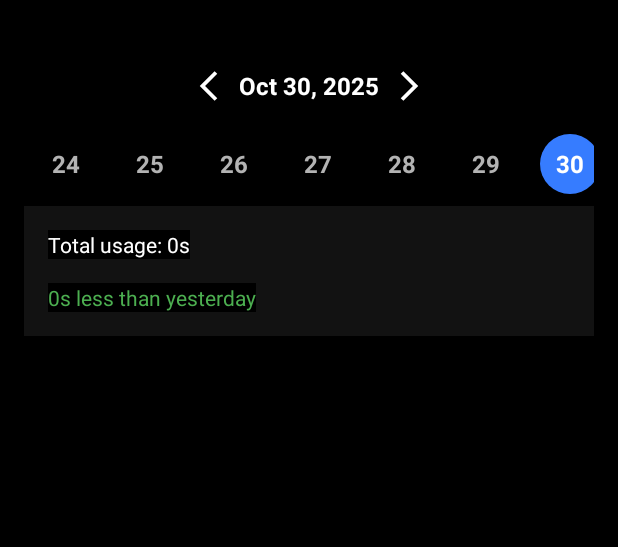
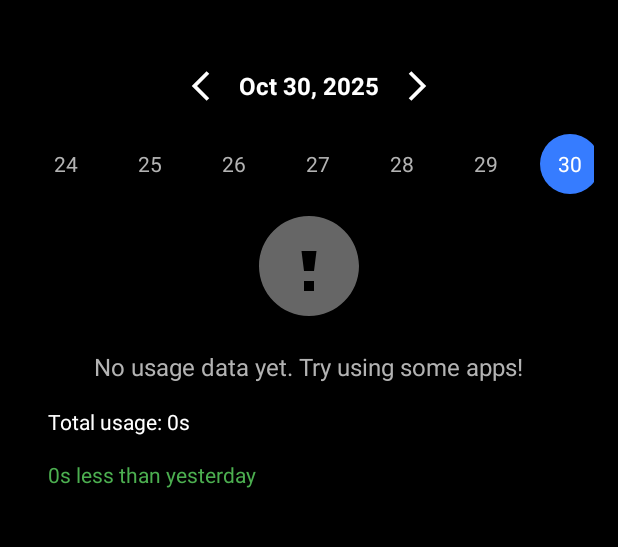
Before and after one commit to vudaoxa/lock, an Android app: the screen it shows after launch (MainActivity), on a phone screen of 412 x 824 dp, the part 70-617 px from its top. Run offline under Robolectric (Android 15) with nearby library versions, the phone set to English and light mode, and no system bars; our stand-ins replace Dagger/Hilt's generated code.

Commit message:
update UI by design: date seek by arrow left/right, date select indicator

```diff
--- a/UsageStat/app/src/main/java/com/toh/usagestat/screen/usage_statistic/UsageStatisticFragment.kt
+++ b/UsageStat/app/src/main/java/com/toh/usagestat/screen/usage_statistic/UsageStatisticFragment.kt
@@ -1,6 +1,12 @@
 package com.toh.usagestat.screen.usage_statistic
 
+import android.app.AppOpsManager
+import android.content.Context
+import android.content.Intent
+import android.net.Uri
 import android.os.Bundle
+import android.provider.Settings
+import android.util.Log
 import android.view.LayoutInflater
 import android.view.View
 import android.view.ViewGroup
@@ -8,7 +14,6 @@ import androidx.core.os.bundleOf
 import androidx.fragment.app.Fragment
 import androidx.fragment.app.viewModels
 import androidx.navigation.fragment.findNavController
-import androidx.recyclerview.widget.LinearLayoutManager
 import androidx.recyclerview.widget.RecyclerView
 import com.toh.usagestat.R
 import com.toh.usagestat.databinding.FragmentUsageStatisticBinding
@@ -22,42 +27,120 @@ class UsageStatisticFragment : Fragment() {
     private val binding get() = _binding!!
 
     private val viewModel: UsageStatisticViewModel by viewModels()
-    private lateinit var adapter: AppUsageAdapter
+    private lateinit var appUsageAdapter: AppUsageAdapter
 
     override fun onCreateView(
         inflater: LayoutInflater, container: ViewGroup?,
         savedInstanceState: Bundle?
     ): View {
         _binding = FragmentUsageStatisticBinding.inflate(inflater, container, false)
-
         setupInlineDatePicker()
         setupRecyclerView()
         observeViewModel()
         setupScrollListener()
+        setupDateSeek()
+        checkUsageStatsPermission()
         return binding.root
+    }
+
+    override fun onResume() {
+        super.onResume()
+        if (hasUsageStatsPermission()) {
+            viewModel.loadInitialData()
+        }
+    }
+
+    private fun checkUsageStatsPermission() {
+        if (!hasUsageStatsPermission()) {
+            showPermissionRequiredState()
+        } else {
+            viewModel.loadInitialData()
+        }
+        viewModel.loadInitialDate()
+    }
+
+    private var granted = false
+    private fun hasUsageStatsPermission(): Boolean {
+        val appOps = requireContext().getSystemService(Context.APP_OPS_SERVICE) as AppOpsManager
+        val mode = appOps.checkOpNoThrow(
+            AppOpsManager.OPSTR_GET_USAGE_STATS,
+            android.os.Process.myUid(),
+            requireContext().packageName
+        )
+        granted = mode == AppOpsManager.MODE_ALLOWED
+        return granted
+    }
+
+    private fun showPermissionRequiredState() {
+        binding.emptyStateContainer.visibility = View.VISIBLE
+        binding.rvApps.visibility = View.GONE
+        binding.rvDateHeader.visibility = View.GONE
+        binding.tvDate.visibility = View.GONE
+        binding.tvTotalTime.visibility = View.GONE
+        binding.tvCompare.visibility = View.GONE
+        binding.btnGrantPermission.setOnClickListener {
+            startActivity(Intent(Settings.ACTION_USAGE_ACCESS_SETTINGS).apply {
+                data = Uri.fromParts("package", requireContext().packageName, null)
+            })
+        }
     }
 
     private lateinit var dateHeaderAdapter: DateHeaderAdapter
     private fun setupInlineDatePicker() {
         dateHeaderAdapter = DateHeaderAdapter(viewModel::selectDate)
-
         binding.rvDateHeader.apply {
-            layoutManager = LinearLayoutManager(context, LinearLayoutManager.HORIZONTAL, false)
             adapter = dateHeaderAdapter
         }
     }
 
+    private var hasData = false
     private fun observeViewModel() {
         viewModel.uiState.observe(viewLifecycleOwner) { state ->
+            if (state.appList.isEmpty()) {
+                binding.emptyStateContainer.visibility = View.VISIBLE
+                binding.rvApps.visibility = View.GONE
+                if (granted) {
+                    binding.btnGrantPermission.visibility = View.GONE
+                    if (!hasData) {
+                        binding.tvEmptyMessage.text = "No usage data yet. Try using some apps!"
+                    } else binding.emptyStateContainer.visibility = View.GONE
+                }
+            } else {
+                hasData = true
+                binding.emptyStateContainer.visibility = View.GONE
+                binding.rvApps.visibility = View.VISIBLE
+                appUsageAdapter.submitList(state.appList)
+            }
+
             binding.tvDate.text = state.date
+            //smoothScrollToPosition()
             binding.tvTotalTime.text = "Total usage: ${state.totalTime}"
             binding.tvCompare.text = state.compareText
-            adapter.submitList(state.appList)
         }
 
         viewModel.dateList.observe(viewLifecycleOwner) { dates ->
             dateHeaderAdapter.submitList(dates)
+            binding.rvDateHeader.visibility = View.VISIBLE
+            binding.tvDate.visibility = View.VISIBLE
+            binding.tvTotalTime.visibility = View.VISIBLE
+            binding.tvCompare.visibility = View.VISIBLE
         }
+    }
+
+    //private fun smoothScrollToPosition() {
+    //    binding.rvDateHeader.post {
+    //        val target = viewModel.dateList.value.map { it.date }.indexOf(viewModel.selectedDate)
+    //        Log.d("TAG", "smoothScrollToPosition: $target")
+    //        if (target >= 0)
+    //            binding.rvDateHeader.smoothScrollToPosition(target)
+    //    }
+    //}
+
+    private fun setupDateSeek() {
+        binding.btnPrevWeek.setOnClickListener { viewModel.selectDateOffset(-1) }
+        binding.btnPrevWeek.setOnLongClickListener { viewModel.selectFirstDate() }
+        binding.btnNextWeek.setOnClickListener { viewModel.selectDateOffset(1) }
+        binding.btnNextWeek.setOnLongClickListener { viewModel.selectLastDate() }
     }
 
     private fun setupScrollListener() {
@@ -74,15 +157,14 @@ class UsageStatisticFragment : Fragment() {
     }
 
     private fun setupRecyclerView() {
-        adapter = AppUsageAdapter { packageName ->
+        appUsageAdapter = AppUsageAdapter { packageName ->
             findNavController().navigate(
                 R.id.action_usageStatistic_to_appDetail,
                 bundleOf("packageName" to packageName)
             )
         }
         binding.rvApps.apply {
-            layoutManager = LinearLayoutManager(context)
-            adapter = this@UsageStatisticFragment.adapter
+            adapter = this@UsageStatisticFragment.appUsageAdapter
         }
     }
 
--- a/UsageStat/app/src/main/java/com/toh/usagestat/screen/usage_statistic/UsageStatisticViewModel.kt
+++ b/UsageStat/app/src/main/java/com/toh/usagestat/screen/usage_statistic/UsageStatisticViewModel.kt
@@ -11,8 +11,15 @@ import com.toh.usagestat.screen.usage_statistic.adapter.AppUsageData
 import com.toh.usagestat.screen.usage_statistic.date.DateHeaderItem
 import com.toh.usagestat.screen.usage_statistic.model.UsageStatisticUiState
 import com.toh.usagestat.util.formatDuration
+import com.toh.usagestat.util.getOffsetDate
+import com.toh.usagestat.util.isAfter
+import com.toh.usagestat.util.isBefore
+import com.toh.usagestat.util.isSameDay
 import dagger.hilt.android.lifecycle.HiltViewModel
+import kotlinx.coroutines.Dispatchers
+import kotlinx.coroutines.Job
 import kotlinx.coroutines.launch
+import kotlinx.coroutines.withContext
 import java.text.SimpleDateFormat
 import java.util.Calendar
 import javax.inject.Inject
@@ -31,16 +38,33 @@ class UsageStatisticViewModel @Inject constructor(
 
     private var currentStartWeek = Calendar.getInstance().apply { add(Calendar.DAY_OF_YEAR, -6) }
     private var selectedDate = Calendar.getInstance()
+    //var selectedDate = Calendar.getInstance()
+    //    private set
 
     init {
         loadInitialWeek()
+        //loadInitialDate()
+    }
+
+    //fun smoothScrollToDate(): Int {
+    //    return dateList.value.map { it.date }.indexOf(selectedDate)
+    //}
+
+    fun loadInitialDate() {
+        _uiState.value = UsageStatisticUiState(
+            //date = _dateFormat.format(Calendar.getInstance().time),
+            date = _dateFormat.format(selectedDate.time),
+        )
+    }
+
+    fun loadInitialData() {
         loadDataForDate(selectedDate)
     }
 
     fun selectDate(date: Calendar) {
         selectedDate = date
+        updateDateSelection()
         loadDataForDate(date)
-        updateDateSelection()
     }
 
     fun loadPreviousWeek() {
@@ -51,6 +75,24 @@ class UsageStatisticViewModel @Inject constructor(
     fun loadNextWeek() {
         currentStartWeek.add(Calendar.DAY_OF_YEAR, 7)
         loadWeek(currentStartWeek, addToFront = false)
+    }
+
+    fun selectDateOffset(offset: Int) {
+        if ((offset < 0 && selectedDate.isAfter(_dateList.value.first().date))
+            || offset > 0 && selectedDate.isBefore(_dateList.value.last().date)
+        ) {
+            selectDate(selectedDate.getOffsetDate(offset))
+        }
+    }
+
+    fun selectLastDate(): Boolean {
+        selectDate(_dateList.value.last().date)
+        return true
+    }
+
+    fun selectFirstDate(): Boolean {
+        selectDate(_dateList.value.first().date)
+        return true
     }
 
     private fun loadInitialWeek() {
@@ -78,11 +120,14 @@ class UsageStatisticViewModel @Inject constructor(
             // Giữ 35 ngày (5 tuần)
             val trimmed = if (current.size > 35) current.takeLast(35) else current
             _dateList.value = trimmed
+            //_dateList.value = current
         }
     }
 
+    private var seekJob: Job? = null
     private fun loadDataForDate(date: Calendar) {
-        viewModelScope.launch {
+        seekJob?.cancel()
+        seekJob = viewModelScope.launch(Dispatchers.IO) {
             val start =
                 date.apply { set(Calendar.HOUR_OF_DAY, 0); set(Calendar.MINUTE, 0) }.timeInMillis
             val end =
@@ -125,8 +170,9 @@ class UsageStatisticViewModel @Inject constructor(
             val total = appList.sumOf { it.timeUsed }
             val diff = totalToday - totalYesterday
 
+            withContext(Dispatchers.Main) {
                 _uiState.value = UsageStatisticUiState(
-                date = SimpleDateFormat("MMM dd, yyyy").format(date.time),
+                    date = _dateFormat.format(date.time),
                     totalTime = formatDuration(totalToday),
                     compareText = if (diff > 0) "+${formatDuration(diff)} more than yesterday"
                     else "${formatDuration(-diff)} less than yesterday",
@@ -136,14 +182,12 @@ class UsageStatisticViewModel @Inject constructor(
                 )
             }
         }
+    }
 
+    private val _dateFormat = SimpleDateFormat("MMM dd, yyyy")
     private fun updateDateSelection() {
         _dateList.value = _dateList.value?.map {
             it.copy(isSelected = isSameDay(it.date, selectedDate))
         }
     }
-
-    private fun isSameDay(cal1: Calendar, cal2: Calendar) =
-        cal1.get(Calendar.YEAR) == cal2.get(Calendar.YEAR) &&
-                cal1.get(Calendar.DAY_OF_YEAR) == cal2.get(Calendar.DAY_OF_YEAR)
 }
--- a/UsageStat/app/src/main/java/com/toh/usagestat/screen/usage_statistic/date/DateHeaderAdapter.kt
+++ b/UsageStat/app/src/main/java/com/toh/usagestat/screen/usage_statistic/date/DateHeaderAdapter.kt
@@ -20,19 +20,7 @@ class DateHeaderAdapter constructor(
     class ViewHolder(private val binding: ItemDateBinding) : RecyclerView.ViewHolder(binding.root) {
         fun bind(item: DateHeaderItem, onClick: (Calendar) -> Unit) {
             binding.tvDay.text = item.date.get(Calendar.DAY_OF_MONTH).toString()
-            binding.tvDay.background = null
-
-            // Cập nhật UI khi chọn
-            // this solution is temporary, use color selector instead
-            // UI is not responsive, -->
-            if (item.isSelected) {
-                binding.tvDay.setTextColor(Color.WHITE)
-                binding.selectedBackground.visibility = View.VISIBLE
-            } else {
-                binding.tvDay.setTextColor("#B3B3B3".toColorInt())
-                binding.selectedBackground.visibility = View.GONE
-            }
-
+            binding.tvDay.isSelected = item.isSelected
             binding.root.setOnClickListener { onClick(item.date) }
         }
     }
--- a/UsageStat/app/src/main/java/com/toh/usagestat/screen/usage_statistic/model/UsageStatisticUiState.kt
+++ b/UsageStat/app/src/main/java/com/toh/usagestat/screen/usage_statistic/model/UsageStatisticUiState.kt
@@ -2,7 +2,7 @@ package com.toh.usagestat.screen.usage_statistic.model
 
 import com.toh.usagestat.screen.usage_statistic.adapter.AppUsageData
 
-data class UsageStatisticUiState(
+data class UsageStatisticUiState constructor(
     val date: String = "",
     val totalTime: String = "0s",
     val compareText: String = "",
--- a/UsageStat/app/src/main/java/com/toh/usagestat/util/DateUtils.kt
+++ b/UsageStat/app/src/main/java/com/toh/usagestat/util/DateUtils.kt
@@ -1,4 +1,6 @@
 package com.toh.usagestat.util
+
+import java.util.Calendar
 
 fun formatDuration(millis: Long): String {
     val hours = millis / 3600000
@@ -10,3 +12,23 @@ fun formatDuration(millis: Long): String {
         else -> "${seconds}s"
     }
 }
+
+fun isSameDay(cal1: Calendar, cal2: Calendar) =
+    cal1.get(Calendar.YEAR) == cal2.get(Calendar.YEAR) &&
+            cal1.get(Calendar.DAY_OF_YEAR) == cal2.get(Calendar.DAY_OF_YEAR)
+
+fun Calendar.getOffsetDate(days: Int): Calendar {
+    return (this.clone() as Calendar).apply {
+        add(Calendar.DAY_OF_MONTH, days)
+    }
+}
+
+fun Calendar.isBefore(cal2: Calendar) =
+    get(Calendar.YEAR) < cal2.get(Calendar.YEAR) ||
+            (get(Calendar.YEAR) == cal2.get(Calendar.YEAR) &&
+                    get(Calendar.DAY_OF_YEAR) < cal2.get(Calendar.DAY_OF_YEAR))
+
+fun Calendar.isAfter(cal2: Calendar) =
+    get(Calendar.YEAR) > cal2.get(Calendar.YEAR) ||
+            (get(Calendar.YEAR) == cal2.get(Calendar.YEAR) &&
+                    get(Calendar.DAY_OF_YEAR) > cal2.get(Calendar.DAY_OF_YEAR))
--- /dev/null
+++ b/UsageStat/app/src/main/res/color/text_color_selector.xml
@@ -0,0 +1,10 @@
+<?xml version="1.0" encoding="utf-8"?>
+<selector xmlns:android="http://schemas.android.com/apk/res/android">
+
+    <!-- Khi được chọn -->
+    <item android:state_selected="true" android:color="@android:color/white" />
+
+    <!-- Khi không được chọn -->
+    <item android:color="#B3B3B3" />
+
+</selector>
--- a/UsageStat/app/src/main/res/drawable/circle_blue.xml
+++ /dev/null
@@ -1,5 +0,0 @@
-<?xml version="1.0" encoding="utf-8"?>
-<shape xmlns:android="http://schemas.android.com/apk/res/android"
-    android:shape="oval">
-    <solid android:color="@color/blue" />
-</shape>
--- /dev/null
+++ b/UsageStat/app/src/main/res/drawable/circle_blue_selector.xml
@@ -0,0 +1,18 @@
+<?xml version="1.0" encoding="utf-8"?>
+<selector xmlns:android="http://schemas.android.com/apk/res/android">
+
+    <!-- Trạng thái được chọn -->
+    <item android:state_selected="true">
+        <shape android:shape="oval">
+            <solid android:color="@color/blue" />
+        </shape>
+    </item>
+
+    <!-- Trạng thái không được chọn -->
+    <item>
+        <shape android:shape="oval">
+            <solid android:color="@android:color/transparent" />
+        </shape>
+    </item>
+
+</selector>
--- a/UsageStat/app/src/main/res/drawable/circle_gray.xml
+++ /dev/null
@@ -1,8 +0,0 @@
-<?xml version="1.0" encoding="utf-8"?>
-<shape xmlns:android="http://schemas.android.com/apk/res/android"
-    android:shape="oval">
-    <solid android:color="#333333" />
-    <stroke
-        android:width="1dp"
-        android:color="#444444" />
-</shape>
--- a/UsageStat/app/src/main/res/drawable/circle_indicator.xml
+++ /dev/null
@@ -1,5 +0,0 @@
-<?xml version="1.0" encoding="utf-8"?>
-<shape xmlns:android="http://schemas.android.com/apk/res/android"
-    android:shape="oval">
-    <solid android:color="#2196F3" />
-</shape>
--- /dev/null
+++ b/UsageStat/app/src/main/res/drawable/ic_no_data.xml
@@ -0,0 +1,9 @@
+<vector xmlns:android="http://schemas.android.com/apk/res/android"
+    android:width="80dp"
+    android:height="80dp"
+    android:viewportWidth="24"
+    android:viewportHeight="24">
+    <path
+        android:fillColor="#666666"
+        android:pathData="M12,2C6.48,2 2,6.48 2,12s4.48,10 10,10 10,-4.48 10,-10S17.52,2 12,2zM13,17h-2v-2h2v2zM13,13h-2l-0.5,-4h3l-0.5,4z" />
+</vector>
--- a/UsageStat/app/src/main/res/layout/fragment_usage_statistic.xml
+++ b/UsageStat/app/src/main/res/layout/fragment_usage_statistic.xml
@@ -1,11 +1,12 @@
 <?xml version="1.0" encoding="utf-8"?>
 <LinearLayout xmlns:android="http://schemas.android.com/apk/res/android"
     xmlns:app="http://schemas.android.com/apk/res-auto"
+    xmlns:tools="http://schemas.android.com/tools"
     android:layout_width="match_parent"
     android:layout_height="match_parent"
     android:layout_margin="16dp"
-    android:background="#121212"
     android:orientation="vertical">
+    <!--android:background="#121212"-->
 
     <!-- HEADER: MŨI TÊN + NGÀY HIỆN TẠI + MŨI TÊN -->
     <LinearLayout
@@ -21,6 +22,7 @@
             android:id="@+id/btnPrevWeek"
             android:layout_width="24dp"
             android:layout_height="24dp"
+            android:layout_marginHorizontal="5dp"
             android:layout_marginEnd="8dp"
             android:background="?attr/selectableItemBackgroundBorderless"
             android:clickable="true"
@@ -34,6 +36,7 @@
             android:id="@+id/tvDate"
             android:layout_width="wrap_content"
             android:layout_height="wrap_content"
+            android:layout_marginHorizontal="5dp"
             android:gravity="center"
             android:text="Oct 13, 2025"
             android:textColor="#FFFFFF"
@@ -45,6 +48,7 @@
             android:id="@+id/btnNextWeek"
             android:layout_width="24dp"
             android:layout_height="24dp"
+            android:layout_marginHorizontal="5dp"
             android:layout_marginStart="8dp"
             android:background="?attr/selectableItemBackgroundBorderless"
             android:clickable="true"
@@ -59,7 +63,48 @@
         android:id="@+id/rvDateHeader"
         android:layout_width="match_parent"
         android:layout_height="wrap_content"
-        android:orientation="horizontal" />
+        android:orientation="horizontal"
+        app:layoutManager="androidx.recyclerview.widget.LinearLayoutManager"
+        tools:itemCount="7"
+        tools:listitem="@layout/item_date" />
+
+    <!-- Sau RecyclerView DateHeader -->
+    <LinearLayout
+        android:id="@+id/emptyStateContainer"
+        android:layout_width="match_parent"
+        android:layout_height="wrap_content"
+        android:gravity="center"
+        android:orientation="vertical"
+        android:visibility="gone"
+        tools:visibility="visible">
+
+        <ImageView
+            android:layout_width="80dp"
+            android:layout_height="80dp"
+            android:src="@drawable/ic_no_data"
+            app:tint="#666666" />
+
+        <TextView
+            android:id="@+id/tvEmptyMessage"
+            android:layout_width="wrap_content"
+            android:layout_height="wrap_content"
+            android:layout_marginTop="16dp"
+            android:text="Grant permission to see usage stats"
+            tools:text="No usage data yet. Try using some apps!"
+            android:textColor="#B3B3B3"
+            android:textSize="16sp" />
+
+        <com.google.android.material.button.MaterialButton
+            android:id="@+id/btnGrantPermission"
+            style="@style/Widget.Material3.Button.OutlinedButton"
+            android:layout_width="wrap_content"
+            android:layout_height="wrap_content"
+            android:layout_marginTop="16dp"
+            android:text="Open Settings"
+            android:textColor="#2196F3"
+            app:strokeColor="#2196F3" />
+
+    </LinearLayout>
 
     <TextView
         android:id="@+id/tvTotalTime"
@@ -67,6 +112,7 @@
         android:layout_height="wrap_content"
         android:layout_marginHorizontal="16dp"
         android:layout_marginTop="16dp"
+        android:background="@null"
         android:text="Total usage: 1h 42m"
         android:textColor="#FFFFFF" />
 
@@ -75,6 +121,7 @@
         android:layout_width="wrap_content"
         android:layout_height="wrap_content"
         android:layout_margin="16dp"
+        android:background="@null"
         android:text="+36m more than yesterday"
         android:textColor="#4CAF50" />
 
@@ -82,6 +129,7 @@
         android:id="@+id/rvApps"
         android:layout_width="match_parent"
         android:layout_height="0dp"
-        android:layout_weight="1" />
+        android:layout_weight="1"
+        app:layoutManager="androidx.recyclerview.widget.LinearLayoutManager" />
 
 </LinearLayout>
--- a/UsageStat/app/src/main/res/layout/item_date.xml
+++ b/UsageStat/app/src/main/res/layout/item_date.xml
@@ -1,18 +1,8 @@
 <?xml version="1.0" encoding="utf-8"?>
 <FrameLayout xmlns:android="http://schemas.android.com/apk/res/android"
-    xmlns:tools="http://schemas.android.com/tools"
     android:layout_width="wrap_content"
     android:layout_height="wrap_content"
     android:padding="8dp">
-
-    <!-- Nền tròn khi chọn -->
-    <View
-        android:id="@+id/selectedBackground"
-        android:layout_width="40dp"
-        android:layout_height="40dp"
-        android:background="@drawable/circle_blue"
-        android:visibility="gone"
-        tools:visibility="visible" />
 
     <!-- Số ngày -->
     <TextView
@@ -21,9 +11,9 @@
         android:layout_height="40dp"
         android:layout_gravity="center"
         android:gravity="center"
+        android:background="@drawable/circle_blue_selector"
         android:text="13"
-        android:textColor="#B3B3B3"
-        android:textSize="16sp"
-        android:textStyle="bold" />
+        android:textColor="@color/text_color_selector"
+        android:textSize="14sp"/>
 
 </FrameLayout>
```
Lines whose indentation alone changed are shown as unchanged.
